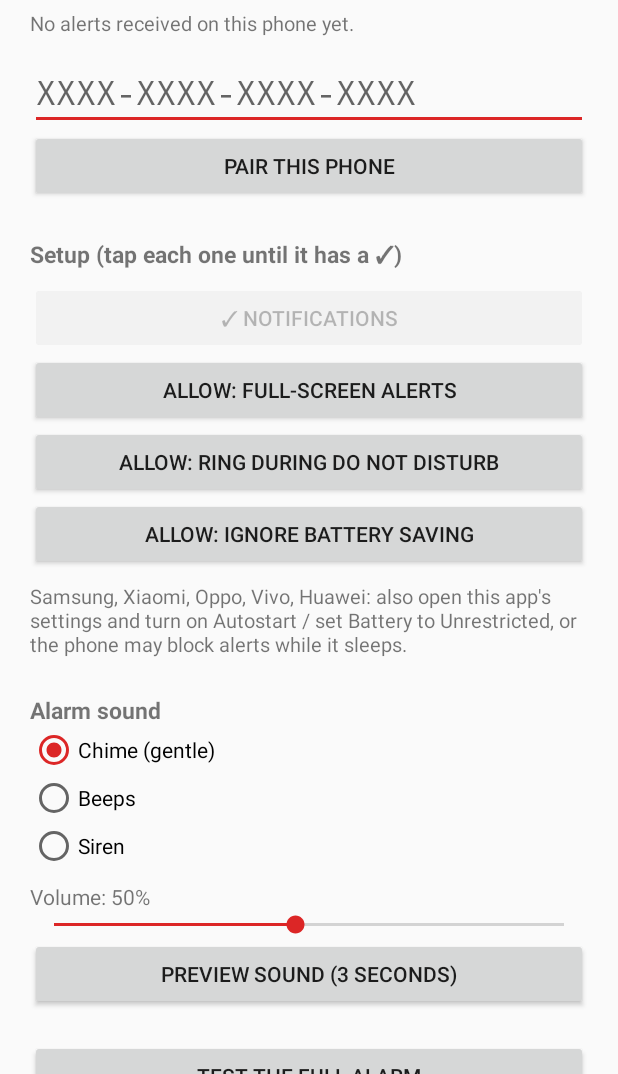
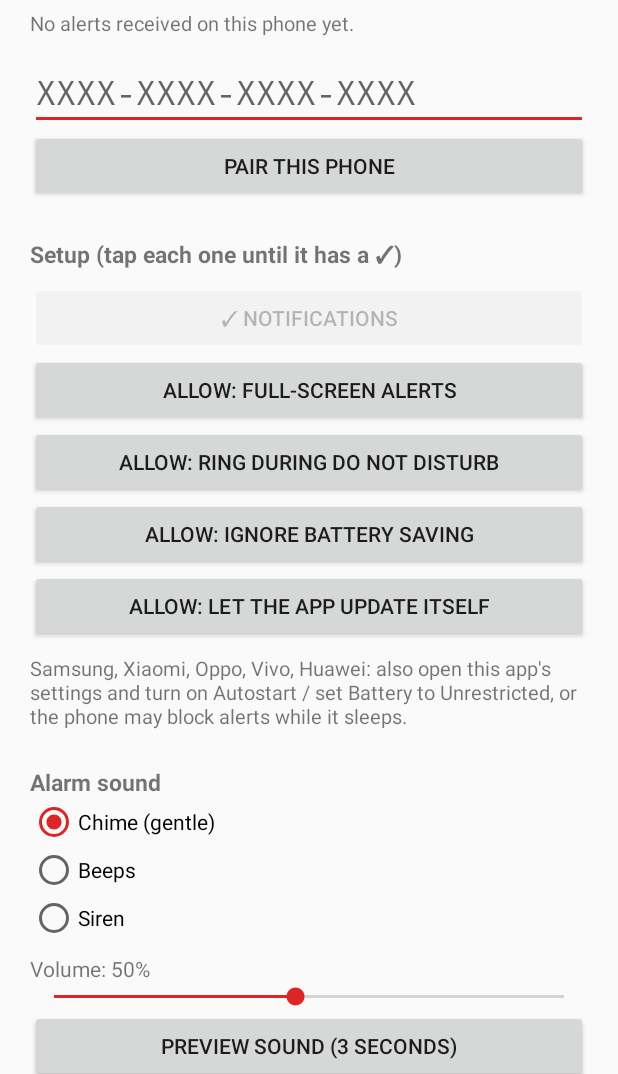
Before and after one commit to IZUMI-CODER/Project-edith, an Android app: the screen it shows after launch (MainActivity), on a phone screen of 412 x 824 dp, the part 162-1236 px from its top. Run offline under Robolectric (Android 15) with nearby library versions, the phone set to English and light mode, and no system bars; network calls fail.

Commit message:
App: update itself from the latest GitHub release
Every build now has an increasing versionCode (100 + CI run number) and
the release carries version.json. The app checks it every 6 hours, on
open, or on "Check for updates", downloads a newer APK and installs it
through PackageInstaller. The first self-update needs a tap; after
that, Android 12+ allows silent updates. Signature checks reject an
APK not signed with the cached CI key. No update runs while an alarm
rings.

Co-Authored-By: Claude Opus 5.5 <noreply@anthropic.com>
Claude-Session: https://claude.ai/code/session_01STy6uzHd641YP5h5f7gRcp

```diff
--- a/alert-system/android/app/src/main/AndroidManifest.xml
+++ b/alert-system/android/app/src/main/AndroidManifest.xml
@@ -14,6 +14,7 @@
     <uses-permission android:name="android.permission.REQUEST_IGNORE_BATTERY_OPTIMIZATIONS" />
     <uses-permission android:name="android.permission.FOREGROUND_SERVICE_SPECIAL_USE" />
     <uses-permission android:name="android.permission.RECEIVE_BOOT_COMPLETED" />
+    <uses-permission android:name="android.permission.REQUEST_INSTALL_PACKAGES" />
     <!-- Alarm-clock fallback when Android blocks starting the alarm from a push. -->
     <uses-permission android:name="android.permission.USE_EXACT_ALARM" />
     <uses-permission
@@ -65,6 +66,10 @@
         </service>
 
         <receiver
+            android:name=".UpdateReceiver"
+            android:exported="false" />
+
+        <receiver
             android:name=".BootReceiver"
             android:exported="true">
             <intent-filter>
--- a/alert-system/android/app/src/main/java/com/projectedith/alert/ListenerService.kt
+++ b/alert-system/android/app/src/main/java/com/projectedith/alert/ListenerService.kt
@@ -77,6 +77,7 @@ class ListenerService : Service() {
             } else if (socketTopic != Prefs.topic(this@ListenerService)) {
                 connect() // paired with a different code
             }
+            Updater.maybeCheck(this@ListenerService) // no-op unless 6 h have passed
             handler.postDelayed(this, WATCHDOG_MS)
         }
     }
--- a/alert-system/android/app/src/main/java/com/projectedith/alert/MainActivity.kt
+++ b/alert-system/android/app/src/main/java/com/projectedith/alert/MainActivity.kt
@@ -58,6 +58,10 @@ class MainActivity : Activity() {
             open(Intent(Settings.ACTION_NOTIFICATION_POLICY_ACCESS_SETTINGS))
         }
         findViewById<Button>(R.id.battery).setOnClickListener { requestBatteryExemption() }
+        findViewById<Button>(R.id.installPerm).setOnClickListener {
+            open(Intent(Settings.ACTION_MANAGE_UNKNOWN_APP_SOURCES, Uri.parse("package:$packageName")))
+        }
+        findViewById<Button>(R.id.checkUpdate).setOnClickListener { Updater.maybeCheck(this, force = true) }
         setUpSoundControls()
 
         // Re-assert the subscription on every launch; it is idempotent.
@@ -74,6 +78,7 @@ class MainActivity : Activity() {
     private val ticker = object : Runnable {
         override fun run() {
             showLastReceived() // keeps it live while testing
+            showUpdateStatus()
             handler.postDelayed(this, 2000)
         }
     }
@@ -81,6 +86,7 @@ class MainActivity : Activity() {
     override fun onResume() {
         super.onResume()
         refresh()
+        Updater.maybeCheck(this)
         handler.post(ticker)
     }
 
@@ -155,6 +161,7 @@ class MainActivity : Activity() {
         )
         setItem(R.id.dnd, "Ring during Do Not Disturb", nm.isNotificationPolicyAccessGranted)
         setItem(R.id.battery, "Ignore battery saving", pm.isIgnoringBatteryOptimizations(packageName))
+        setItem(R.id.installPerm, "Let the app update itself", packageManager.canRequestPackageInstalls())
     }
 
     private fun setUpSoundControls() {
@@ -189,6 +196,11 @@ class MainActivity : Activity() {
         }
     }
 
+    private fun showUpdateStatus() {
+        findViewById<TextView>(R.id.updateStatus).text =
+            "App version: build ${BuildConfig.VERSION_CODE}" + Updater.status.let { if (it.isBlank()) "" else "\n$it" }
+    }
+
     private fun showLastReceived() {
         val lines = Prefs.history(this)
         val link = if (Prefs.code(this) == null) "" else "Direct link to website: ${Prefs.directStatus}\n"
--- a/alert-system/android/app/src/main/java/com/projectedith/alert/Prefs.kt
+++ b/alert-system/android/app/src/main/java/com/projectedith/alert/Prefs.kt
@@ -53,6 +53,10 @@ object Prefs {
 
     fun setVolume(ctx: Context, percent: Int) = prefs(ctx).edit().putInt("volume", percent).apply()
 
+    fun lastUpdateCheck(ctx: Context): Long = prefs(ctx).getLong("last_update_check", 0L)
+
+    fun setLastUpdateCheck(ctx: Context, at: Long) = prefs(ctx).edit().putLong("last_update_check", at).apply()
+
     fun setCode(ctx: Context, code: String?) {
         prefs(ctx).edit().apply { if (code == null) remove("code") else putString("code", Codes.normalize(code)) }.apply()
     }
--- /dev/null
+++ b/alert-system/android/app/src/main/java/com/projectedith/alert/Updater.kt
@@ -0,0 +1,152 @@
+package com.projectedith.alert
+
+import android.app.Notification
+import android.app.NotificationChannel
+import android.app.NotificationManager
+import android.app.PendingIntent
+import android.content.BroadcastReceiver
+import android.content.Context
+import android.content.Intent
+import android.content.pm.PackageInstaller
+import android.os.Build
+import android.util.Log
+import okhttp3.OkHttpClient
+import okhttp3.Request
+import org.json.JSONObject
+import java.util.concurrent.TimeUnit
+import java.util.concurrent.atomic.AtomicBoolean
+import kotlin.concurrent.thread
+
+/**
+ * Self-update from the GitHub release. Android only accepts an update signed with the
+ * same key as the installed app, so a tampered download can't install. The first update
+ * asks the user to confirm; after that the app is its own installer, and Android 12+
+ * lets it update itself silently.
+ */
+object Updater {
+    private const val TAG = "Updater"
+    private const val CHANNEL_ID = "edith_updates"
+    private const val NOTIFICATION_ID = 3
+    private const val CHECK_EVERY_MS = 6 * 60 * 60 * 1000L
+
+    private val client = OkHttpClient.Builder().callTimeout(120, TimeUnit.SECONDS).build()
+    private val busy = AtomicBoolean(false)
+
+    @Volatile
+    var status: String = ""
+
+    /** Checks if one is due (every 6 h); [force] checks now. Safe to call from any thread. */
+    fun maybeCheck(ctx: Context, force: Boolean = false) {
+        if (BuildConfig.UPDATE_URL.isBlank()) return
+        val app = ctx.applicationContext
+        if (!force && System.currentTimeMillis() - Prefs.lastUpdateCheck(app) < CHECK_EVERY_MS) return
+        if (!busy.compareAndSet(false, true)) return
+        thread(name = "edith-updater") {
+            try {
+                Prefs.setLastUpdateCheck(app, System.currentTimeMillis())
+                checkAndInstall(app)
+            } catch (e: Exception) {
+                Log.w(TAG, "update failed", e)
+                status = "Update check failed (${e.message})"
+            } finally {
+                busy.set(false)
+            }
+        }
+    }
+
+    private fun checkAndInstall(ctx: Context) {
+        if (AlarmService.isRinging) {
+            status = "Will check for updates after the alarm"
+            Prefs.setLastUpdateCheck(ctx, 0)
+            return
+        }
+        status = "Checking for updates…"
+        val info = client.newCall(Request.Builder().url(BuildConfig.UPDATE_URL).build()).execute().use { r ->
+            check(r.isSuccessful) { "HTTP ${r.code}" }
+            JSONObject(r.body!!.string())
+        }
+        val latest = info.getInt("versionCode")
+        if (latest <= BuildConfig.VERSION_CODE) {
+            status = "Up to date (build ${BuildConfig.VERSION_CODE})"
+            return
+        }
+
+        status = "Downloading update (build $latest)…"
+        val installer = ctx.packageManager.packageInstaller
+        val params = PackageInstaller.SessionParams(PackageInstaller.SessionParams.MODE_FULL_INSTALL).apply {
+            setAppPackageName(ctx.packageName)
+            if (Build.VERSION.SDK_INT >= Build.VERSION_CODES.S) {
+                setRequireUserAction(PackageInstaller.SessionParams.USER_ACTION_NOT_REQUIRED)
+            }
+        }
+        val sessionId = installer.createSession(params)
+        try {
+            installer.openSession(sessionId).use { session ->
+                client.newCall(Request.Builder().url(info.getString("apk")).build()).execute().use { r ->
+                    check(r.isSuccessful) { "download HTTP ${r.code}" }
+                    val body = r.body!!
+                    session.openWrite("EdithAlert.apk", 0, body.contentLength()).use { out ->
+                        body.byteStream().copyTo(out)
+                        session.fsync(out)
+                    }
+                }
+                val result = PendingIntent.getBroadcast(
+                    ctx, 30, Intent(ctx, UpdateReceiver::class.java),
+                    PendingIntent.FLAG_MUTABLE or PendingIntent.FLAG_UPDATE_CURRENT,
+                )
+                session.commit(result.intentSender)
+            }
+        } catch (e: Exception) {
+            runCatching { installer.abandonSession(sessionId) }
+            throw e
+        }
+        status = "Installing update (build $latest)…"
+    }
+
+    /** Android wants the user to approve this install: ask with a notification. */
+    fun askToConfirm(ctx: Context, confirm: Intent) {
+        val nm = ctx.getSystemService(NotificationManager::class.java)
+        if (nm.getNotificationChannel(CHANNEL_ID) == null) {
+            nm.createNotificationChannel(
+                NotificationChannel(CHANNEL_ID, "App updates", NotificationManager.IMPORTANCE_DEFAULT),
+            )
+        }
+        confirm.addFlags(Intent.FLAG_ACTIVITY_NEW_TASK)
+        val tap = PendingIntent.getActivity(
+            ctx, 31, confirm, PendingIntent.FLAG_IMMUTABLE or PendingIntent.FLAG_UPDATE_CURRENT,
+        )
+        nm.notify(
+            NOTIFICATION_ID,
+            Notification.Builder(ctx, CHANNEL_ID)
+                .setSmallIcon(R.drawable.ic_alert)
+                .setContentTitle("Edith Alert update ready")
+                .setContentText("Tap to install the new version.")
+                .setContentIntent(tap)
+                .setAutoCancel(true)
+                .build(),
+        )
+        // Shows straight away if the app is on screen; otherwise the notification does.
+        runCatching { ctx.startActivity(confirm) }
+    }
+}
+
+/** Receives the result of an update install. */
+class UpdateReceiver : BroadcastReceiver() {
+    override fun onReceive(context: Context, intent: Intent) {
+        when (intent.getIntExtra(PackageInstaller.EXTRA_STATUS, PackageInstaller.STATUS_FAILURE)) {
+            PackageInstaller.STATUS_PENDING_USER_ACTION -> {
+                val confirm = if (Build.VERSION.SDK_INT >= Build.VERSION_CODES.TIRAMISU) {
+                    intent.getParcelableExtra(Intent.EXTRA_INTENT, Intent::class.java)
+                } else {
+                    @Suppress("DEPRECATION")
+                    intent.getParcelableExtra(Intent.EXTRA_INTENT)
+                }
+                Updater.status = "Update downloaded: tap the notification to install"
+                confirm?.let { Updater.askToConfirm(context, it) }
+            }
+            PackageInstaller.STATUS_SUCCESS -> Updater.status = "Updated"
+            else -> Updater.status =
+                "Update failed (${intent.getStringExtra(PackageInstaller.EXTRA_STATUS_MESSAGE) ?: "unknown"})"
+        }
+    }
+}
--- a/alert-system/android/app/src/main/res/layout/activity_main.xml
+++ b/alert-system/android/app/src/main/res/layout/activity_main.xml
@@ -85,6 +85,11 @@
             android:layout_width="match_parent"
             android:layout_height="wrap_content" />
 
+        <Button
+            android:id="@+id/installPerm"
+            android:layout_width="match_parent"
+            android:layout_height="wrap_content" />
+
         <TextView
             android:layout_width="match_parent"
             android:layout_height="wrap_content"
@@ -131,6 +136,19 @@
             android:layout_marginTop="20dp"
             android:text="Test the full alarm" />
 
+        <TextView
+            android:id="@+id/updateStatus"
+            android:layout_width="match_parent"
+            android:layout_height="wrap_content"
+            android:layout_marginTop="20dp"
+            android:textSize="13sp" />
+
+        <Button
+            android:id="@+id/checkUpdate"
+            android:layout_width="match_parent"
+            android:layout_height="wrap_content"
+            android:text="Check for updates" />
+
         <Button
             android:id="@+id/unpair"
             android:layout_width="match_parent"
--- a/alert-system/android/gradle.properties
+++ b/alert-system/android/gradle.properties
@@ -5,3 +5,5 @@ android.nonTransitiveRClass=true
 
 # Sender website; the app keeps a direct connection to it (see ListenerService.kt).
 edith.serverUrl=https://edith-alert.alertdetectionyar.workers.dev
+# Self-update: the release's version.json (see .github/workflows/alert-apk.yml).
+edith.updateUrl=https://github.com/IZUMI-CODER/Project-edith/releases/latest/download/version.json
```
Also changed, not shown: alert-system/android/app/build.gradle.kts (+5 -2 lines), 2 other files.
